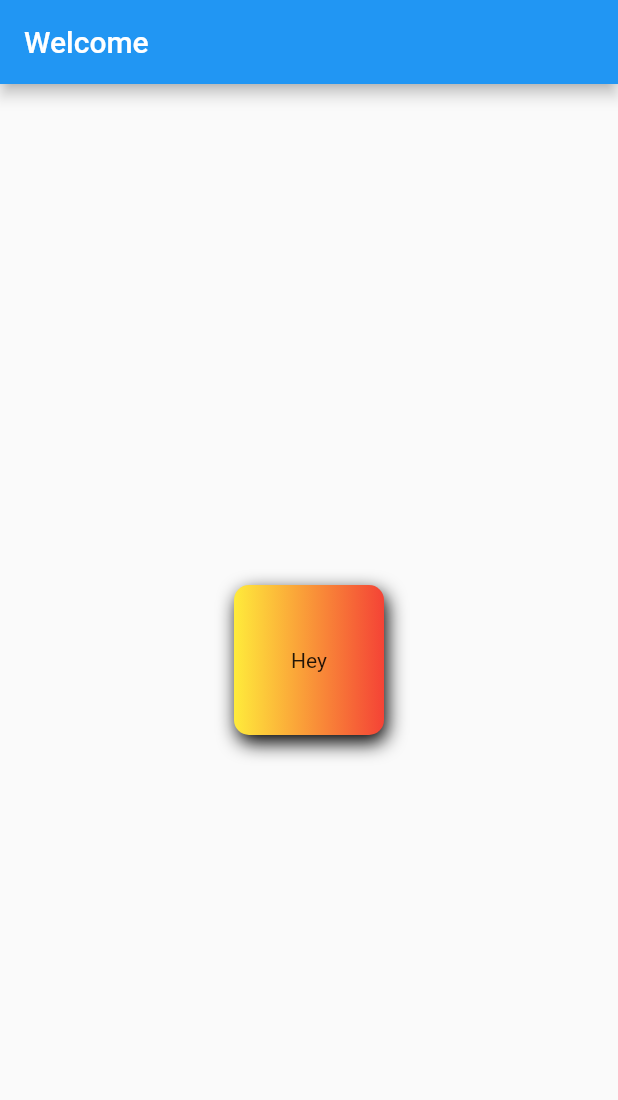
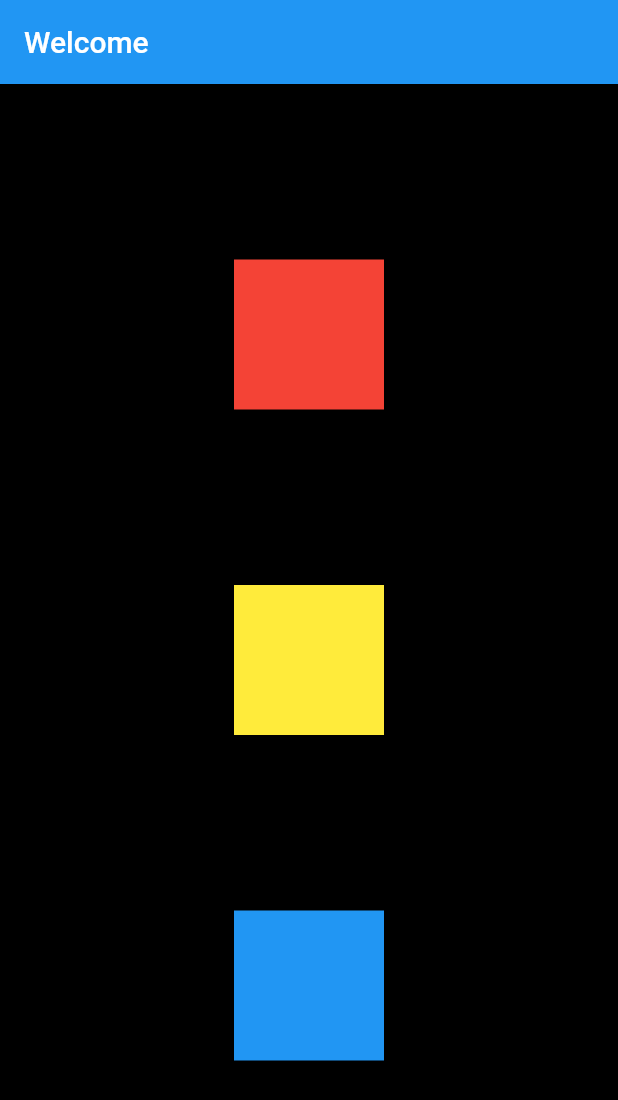
Before and after one commit to dh2eraj/flutter, a Flutter app: the screen it shows after launch, on a phone screen of 412 x 824 dp. Shown: the top 1100 px of the screen. Run offline on Flutter 3.47's test engine with Material 2 defaults, Android fonts, the phone set to English and light mode, and no system bars.

Commit message:
chap3completed

```diff
--- a/awsome_project/lib/main.dart
+++ b/awsome_project/lib/main.dart
@@ -15,26 +15,34 @@ class Myapp extends StatelessWidget {
         appBar: AppBar(
           title: Text("Welcome"),
         ),
-      body: Center(
-        child: Container(
-          padding: const EdgeInsets.all(8),
-          alignment: Alignment.center,
+        body: Container(
+          color: Colors.black,
+          width: MediaQuery.of(context).size.width, //full width of screen
+          height: MediaQuery.of(context).size.height, //full length of screen
+          child: Column(
+            mainAxisAlignment: MainAxisAlignment.spaceEvenly,
+            crossAxisAlignment: CrossAxisAlignment.center,
+            children: <Widget>[
+              Container(
+                padding: const EdgeInsets.all(10),
+                color: Colors.red,
                 height: 100,
                 width: 100,
-          decoration: BoxDecoration(
-              borderRadius: BorderRadius.circular(10),
-              boxShadow: [
-                BoxShadow(
-                    color: Colors.black,
-                    blurRadius: 10,
-                    offset: Offset(2.0, 5.0))
+              ),
+              Container(
+                padding: const EdgeInsets.all(10),
+                color: Colors.yellow,
+                height: 100,
+                width: 100,
+              ),
+              Container(
+                padding: const EdgeInsets.all(10),
+                color: Colors.blue,
+                height: 100,
+                width: 100,
+              )
             ],
-              //shape: BoxShape.circle,
-              color: Colors.teal,
-              gradient: LinearGradient(colors: [Colors.yellow, Colors.red])),
-          child: Text('Hey'),
           ),
-      ),
-    );
+        ));
   }
 }
```
Lines whose indentation alone changed are shown as unchanged.
